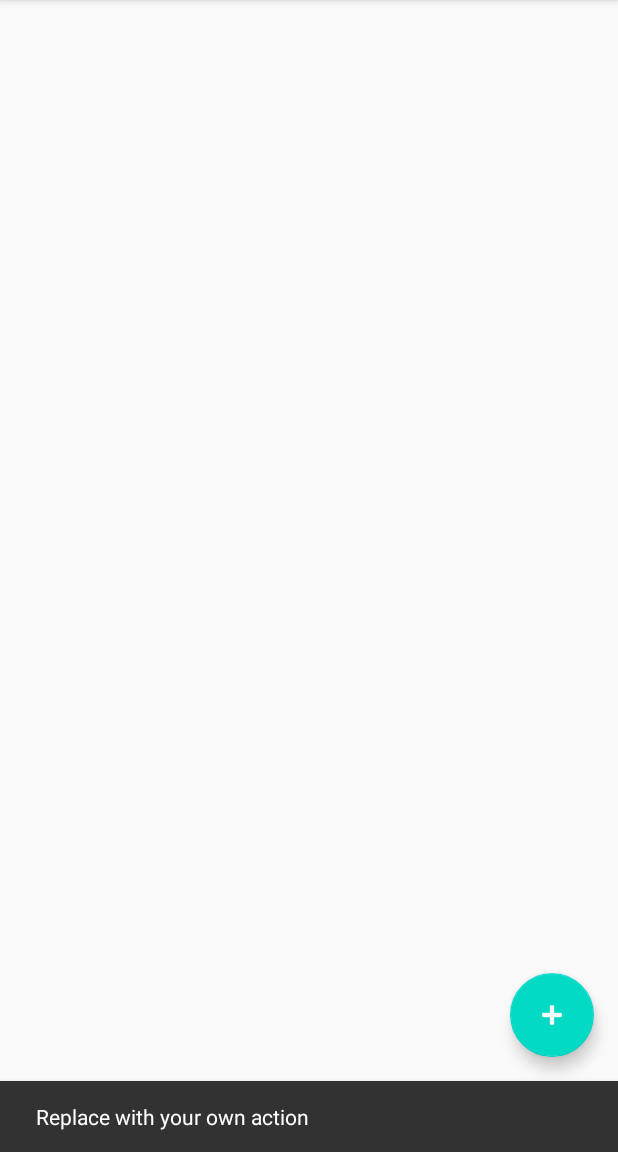
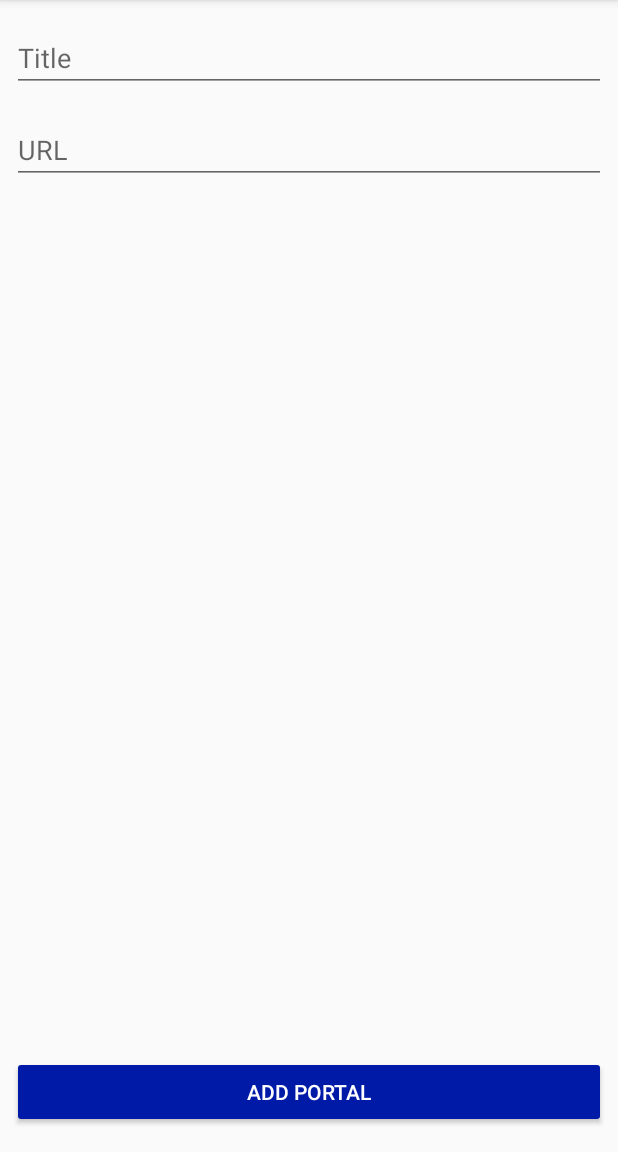
Before and after one commit to quincybarends/MadLevel3Task2, an Android app: the screen it shows after launch (MainActivity), after a tap on an icon or button, on a phone screen of 412 x 824 dp, the part 84-1236 px from its top. Run offline under Robolectric (Android 15) with nearby library versions, the phone set to English and light mode, and no system bars.

Commit message:
fixed navigation

```diff
--- a/app/src/main/java/com/example/madlevel3task2/StartFragment.kt
+++ b/app/src/main/java/com/example/madlevel3task2/AddPortalsFragment.kt
@@ -5,27 +5,25 @@ import androidx.fragment.app.Fragment
 import android.view.LayoutInflater
 import android.view.View
 import android.view.ViewGroup
-import android.widget.Button
-import androidx.navigation.fragment.findNavController
 
 /**
- * A simple [Fragment] subclass as the default destination in the navigation.
+ * A simple [Fragment] subclass as the second destination in the navigation.
  */
-class StartFragment : Fragment() {
+class AddPortalsFragment : Fragment() {
 
     override fun onCreateView(
             inflater: LayoutInflater, container: ViewGroup?,
             savedInstanceState: Bundle?
     ): View? {
         // Inflate the layout for this fragment
-        return inflater.inflate(R.layout.fragment_start, container, false)
+        return inflater.inflate(R.layout.fragment_add_portals, container, false)
     }
 
     override fun onViewCreated(view: View, savedInstanceState: Bundle?) {
         super.onViewCreated(view, savedInstanceState)
 
-        view.findViewById<Button>(R.id.button_first).setOnClickListener {
-           // findNavController().navigate(R.id.action_FirstFragment_to_SecondFragment)
-        }
+        /*view.findViewById<Button>(R.id.button_second).setOnClickListener {
+            findNavController().navigate(R.id.action_SecondFragment_to_FirstFragment)
+        }*/
     }
 }
--- a/app/src/main/java/com/example/madlevel3task2/MainActivity.kt
+++ b/app/src/main/java/com/example/madlevel3task2/MainActivity.kt
@@ -6,19 +6,37 @@ import com.google.android.material.snackbar.Snackbar
 import androidx.appcompat.app.AppCompatActivity
 import android.view.Menu
 import android.view.MenuItem
+import androidx.navigation.NavController
+import androidx.navigation.findNavController
+import kotlinx.android.synthetic.main.activity_main.*
 
 class MainActivity : AppCompatActivity() {
+    private lateinit var navController: NavController
 
     override fun onCreate(savedInstanceState: Bundle?) {
         super.onCreate(savedInstanceState)
         setContentView(R.layout.activity_main)
         setSupportActionBar(findViewById(R.id.toolbar))
 
-        findViewById<FloatingActionButton>(R.id.fab).setOnClickListener { view ->
-            Snackbar.make(view, "Replace with your own action", Snackbar.LENGTH_LONG)
-                    .setAction("Action", null).show()
+        navController = findNavController(R.id.nav_host_fragment)
+
+        fab.setOnClickListener {
+            navController.navigate(
+                R.id.action_portalsFragment_to_addPortalsFragment
+            )
         }
+        fabToggler()
     }
+
+   private fun fabToggler() {
+       navController.addOnDestinationChangedListener { _, destination, _ ->
+           if (destination.id in arrayOf(R.id.addPortalsFragment)) {
+               fab.hide()
+           } else {
+               fab.show()
+           }
+       }
+   }
 
     override fun onCreateOptionsMenu(menu: Menu): Boolean {
         // Inflate the menu; this adds items to the action bar if it is present.
--- a/app/src/main/java/com/example/madlevel3task2/PortalFragment.kt
+++ b/app/src/main/java/com/example/madlevel3task2/PortalsFragment.kt
@@ -5,26 +5,25 @@ import androidx.fragment.app.Fragment
 import android.view.LayoutInflater
 import android.view.View
 import android.view.ViewGroup
-import android.widget.Button
 
 /**
- * A simple [Fragment] subclass as the second destination in the navigation.
+ * A simple [Fragment] subclass as the default destination in the navigation.
  */
-class PortalFragment : Fragment() {
+class PortalsFragment : Fragment() {
 
     override fun onCreateView(
             inflater: LayoutInflater, container: ViewGroup?,
             savedInstanceState: Bundle?
     ): View? {
         // Inflate the layout for this fragment
-        return inflater.inflate(R.layout.fragment_portal_add, container, false)
+        return inflater.inflate(R.layout.fragment_portals, container, false)
     }
 
     override fun onViewCreated(view: View, savedInstanceState: Bundle?) {
         super.onViewCreated(view, savedInstanceState)
 
-        view.findViewById<Button>(R.id.button_second).setOnClickListener {
-           // findNavController().navigate(R.id.action_SecondFragment_to_FirstFragment)
-        }
+       /* view.findViewById<Button>(R.id.button_first).setOnClickListener {
+            findNavController().navigate(R.id.action_FirstFragment_to_SecondFragment)
+        }*/
     }
 }
--- a/app/src/main/res/layout/fragment_portal_add.xml
+++ b/app/src/main/res/layout/fragment_add_portals.xml
@@ -4,7 +4,7 @@
     xmlns:tools="http://schemas.android.com/tools"
     android:layout_width="match_parent"
     android:layout_height="match_parent"
-    tools:context=".PortalFragment">
+    tools:context=".AddPortalsFragment">
 
     <EditText
         android:id="@+id/etTitle"
@@ -14,8 +14,10 @@
         android:layout_marginTop="16dp"
         android:layout_marginEnd="8dp"
         android:ems="10"
+        android:hint="@string/inputTitle"
         android:inputType="text"
-        android:text="@string/inputTitle"
+        android:maxLines="1"
+        android:scrollHorizontally="false"
         app:layout_constraintEnd_toEndOf="parent"
         app:layout_constraintStart_toStartOf="parent"
         app:layout_constraintTop_toTopOf="parent" />
@@ -28,8 +30,10 @@
         android:layout_marginTop="16dp"
         android:layout_marginEnd="8dp"
         android:ems="10"
+        android:hint="@string/inputUrl"
         android:inputType="textUri"
-        android:text="@string/inputUrl"
+        android:maxLines="1"
+        android:scrollHorizontally="false"
         app:layout_constraintEnd_toEndOf="parent"
         app:layout_constraintStart_toStartOf="parent"
         app:layout_constraintTop_toBottomOf="@+id/etTitle" />
--- a/app/src/main/res/layout/fragment_start.xml
+++ b/app/src/main/res/layout/fragment_portals.xml
@@ -4,7 +4,7 @@
     xmlns:tools="http://schemas.android.com/tools"
     android:layout_width="match_parent"
     android:layout_height="match_parent"
-    tools:context=".StartFragment">
+    tools:context=".PortalsFragment">
 
     <androidx.recyclerview.widget.RecyclerView
         android:id="@+id/rvPortals"
--- a/app/src/main/res/navigation/nav_graph.xml
+++ b/app/src/main/res/navigation/nav_graph.xml
@@ -3,20 +3,20 @@
     xmlns:app="http://schemas.android.com/apk/res-auto"
     xmlns:tools="http://schemas.android.com/tools"
     android:id="@+id/nav_graph"
-    app:startDestination="@id/startFragment">
+    app:startDestination="@id/portalsFragment">
 
     <fragment
-        android:id="@+id/startFragment"
-        android:name="com.example.madlevel3task2.StartFragment"
-        android:label="fragment_start"
-        tools:layout="@layout/fragment_start" >
+        android:id="@+id/portalsFragment"
+        android:name="com.example.madlevel3task2.PortalsFragment"
+        android:label="fragment_portals"
+        tools:layout="@layout/fragment_portals" >
         <action
-            android:id="@+id/action_startFragment_to_portalFragment"
-            app:destination="@id/portalFragment" />
+            android:id="@+id/action_portalsFragment_to_addPortalsFragment"
+            app:destination="@id/addPortalsFragment" />
     </fragment>
     <fragment
-        android:id="@+id/portalFragment"
-        android:name="com.example.madlevel3task2.PortalFragment"
-        android:label="fragment_portal_add"
-        tools:layout="@layout/fragment_portal_add" />
+        android:id="@+id/addPortalsFragment"
+        android:name="com.example.madlevel3task2.AddPortalsFragment"
+        android:label="fragment_add_portals"
+        tools:layout="@layout/fragment_add_portals" />
 </navigation>
```
